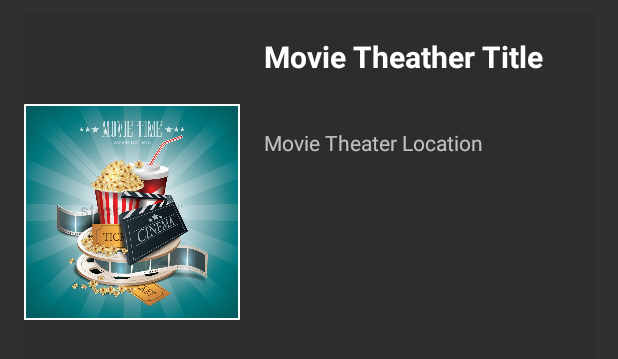
After one commit to NachoGranados/DataBases.Project1.AppMovil, an Android app: the layout movie_theater_item.xml on its own in the app's theme, with its tools: preview values and no code run, on a phone screen of 412 x 824 dp. The commit adds this screen. Shown: the top 359 px of the screen. Run offline under Robolectric (Android 15) with nearby library versions, the phone set to English and light mode, and no system bars.

Commit message:
Adding Movie Theater Selection Window

```diff
--- a/DataBasesProject1/app/src/main/AndroidManifest.xml
+++ b/DataBasesProject1/app/src/main/AndroidManifest.xml
@@ -1,6 +1,8 @@
 <?xml version="1.0" encoding="utf-8"?>
 <manifest xmlns:android="http://schemas.android.com/apk/res/android"
     package="com.example.cinetec">
+
+    <uses-permission android:name="android.permission.INTERNET"></uses-permission>
 
     <application
         android:allowBackup="true"
--- /dev/null
+++ b/DataBasesProject1/app/src/main/res/layout/movie_theater_item.xml
@@ -0,0 +1,45 @@
+<?xml version="1.0" encoding="utf-8"?>
+<androidx.constraintlayout.widget.ConstraintLayout xmlns:android="http://schemas.android.com/apk/res/android"
+    xmlns:app="http://schemas.android.com/apk/res-auto"
+    xmlns:tools="http://schemas.android.com/tools"
+    android:layout_width="match_parent"
+    android:layout_height="400px"
+    android:layout_marginLeft="16dp"
+    android:layout_marginTop="8dp"
+    android:layout_marginRight="16dp"
+    android:layout_marginBottom="8dp"
+    android:background="#2d2d2d">
+
+    <ImageView
+        android:id="@+id/imageView3"
+        android:layout_width="144dp"
+        android:layout_height="wrap_content"
+        app:layout_constraintStart_toStartOf="parent"
+        app:srcCompat="@drawable/movie_theater_image"
+        tools:layout_editor_absoluteY="0dp" />
+
+    <TextView
+        android:id="@+id/movie_teather_title"
+        android:layout_width="196dp"
+        android:layout_height="45dp"
+        android:layout_marginStart="160dp"
+        android:layout_marginTop="16dp"
+        android:maxLines="2"
+        android:text="Movie Theather Title"
+        android:textColor="@color/white"
+        android:textSize="20sp"
+        android:textStyle="bold"
+        app:layout_constraintStart_toStartOf="parent"
+        app:layout_constraintTop_toTopOf="parent" />
+
+    <TextView
+        android:id="@+id/movie_theather_location"
+        android:layout_width="wrap_content"
+        android:layout_height="wrap_content"
+        android:layout_marginStart="160dp"
+        android:layout_marginTop="16dp"
+        android:text="Movie Theater Location"
+        app:layout_constraintStart_toStartOf="parent"
+        app:layout_constraintTop_toBottomOf="@+id/movie_teather_title" />
+
+</androidx.constraintlayout.widget.ConstraintLayout>
```
Also changed, not shown: DataBasesProject1/app/build.gradle (+6 -2 lines), DataBasesProject1/app/src/main/java/com/example/cinetec/LoginActivity.java (+38 -4 lines), DataBasesProject1/app/src/main/java/com/example/cinetec/MovieTheaterSelectionActivity.java (+76 -0 lines), DataBasesProject1/app/src/main/java/com/example/cinetec/RegisterActivity.java (+10 -2 lines), DataBasesProject1/app/src/main/java/com/example/cinetec/adapters/MovieTheaterAdapter.java (added, +85 -0 lines), DataBasesProject1/app/src/main/java/com/example/cinetec/interfaces/ClientRestAPI.java (added, +26 -0 lines), DataBasesProject1/app/src/main/java/com/example/cinetec/interfaces/MovieTheaterRestAPI.java (added, +20 -0 lines), DataBasesProject1/app/src/main/java/com/example/cinetec/models/Actor.java (added, +23 -0 lines), DataBasesProject1/app/src/main/java/com/example/cinetec/models/Cinema.java (added, +41 -0 lines), DataBasesProject1/app/src/main/java/com/example/cinetec/models/Client.java (added, +77 -0 lines), DataBasesProject1/app/src/main/java/com/example/cinetec/models/Movie.java (added, +59 -0 lines), DataBasesProject1/app/src/main/java/com/example/cinetec/models/MovieTheater.java (added, +32 -0 lines), DataBasesProject1/app/src/main/java/com/example/cinetec/models/Screening.java (added, +50 -0 lines), DataBasesProject1/app/src/main/java/com/example/cinetec/models/Seat.java (added, +50 -0 lines), 3 more files, 1 other file.
